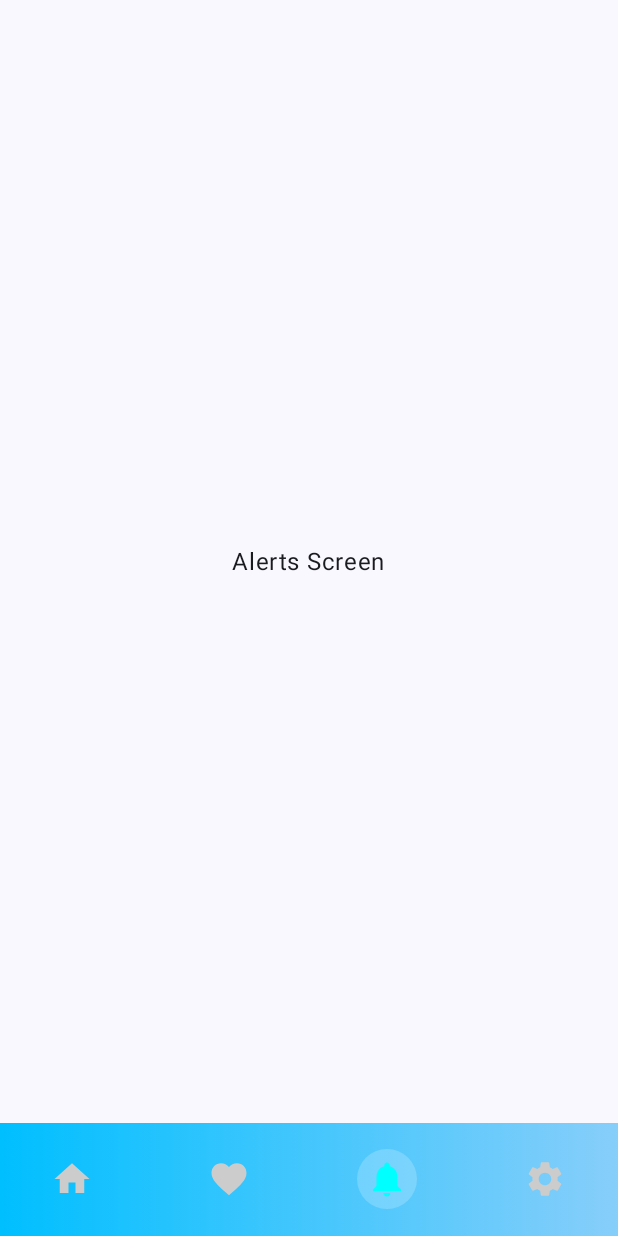
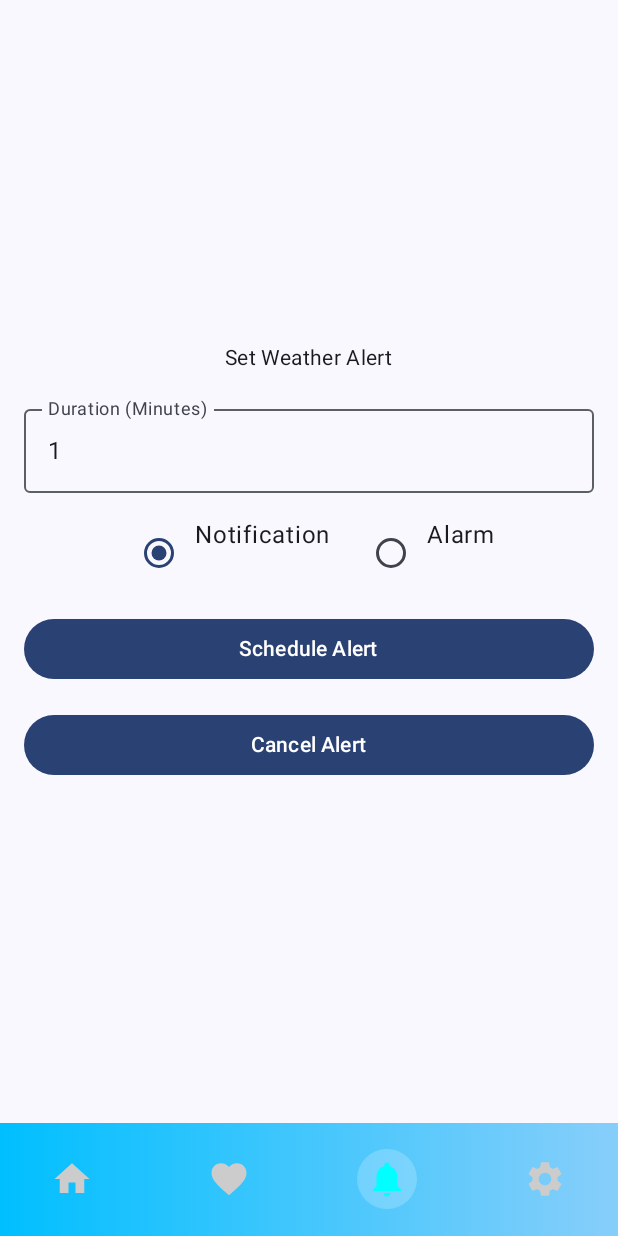
Before and after one commit to Youssef-Abdelkader/WeatherForcast, an Android app built with Jetpack Compose: the WeatherAlertScreen screen opened through its navigation route, on a phone screen of 412 x 824 dp. Run offline under Robolectric (Android 15) with nearby library versions, the phone set to English and light mode, and no system bars; our stand-ins replace Room's generated code, livedata-compose.

Commit message:
start alert

```diff
--- a/app/src/main/java/com/youssef/weatherforcast/MainActivity.kt
+++ b/app/src/main/java/com/youssef/weatherforcast/MainActivity.kt
@@ -1,16 +1,19 @@
 package com.youssef.weatherforcast
-
 import SettingsViewModel
 import SettingsViewModelFactory
 import android.Manifest
+import android.app.AlarmManager
 import android.content.Context
+import android.content.Intent
 import android.content.pm.PackageManager
 import android.location.Location
 import android.location.LocationListener
 import android.location.LocationManager
 import android.net.ConnectivityManager
 import android.net.Network
+import android.os.Build
 import android.os.Bundle
+import android.provider.Settings
 import android.util.Log
 import androidx.activity.ComponentActivity
 import androidx.activity.compose.setContent
@@ -85,6 +88,16 @@ class MainActivity : ComponentActivity() {
     override fun onCreate(savedInstanceState: Bundle?) {
         super.onCreate(savedInstanceState)
         enableEdgeToEdge()
+        if (Build.VERSION.SDK_INT >= Build.VERSION_CODES.S) {
+            val alarmManager = getSystemService(Context.ALARM_SERVICE) as AlarmManager
+            if (!alarmManager.canScheduleExactAlarms()) {
+                val intent = Intent(Settings.ACTION_REQUEST_SCHEDULE_EXACT_ALARM)
+                startActivity(intent) // يفتح إعدادات التطبيق للسماح بالجدولة الدقيقة
+            }
+        }
+
+
+
 
         // Initialize dependencies
         val apiService = RetrofitHelper.service
@@ -98,7 +111,6 @@ class MainActivity : ComponentActivity() {
         Log.d("MainActivity", "Language: $lang")
         applyLanguage(repo.getLanguageCode(lang))
 
-        // Initialize ViewModels
         homeViewModel = ViewModelProvider(this, WeatherFactory(repo))[HomeViewModel::class.java]
         favoriteViewModel = ViewModelProvider(this, FavoriteFactory(repo))[FavoriteViewModel::class.java]
         settingsViewModel = ViewModelProvider(this, SettingsViewModelFactory(repo))[SettingsViewModel::class.java]
@@ -136,7 +148,6 @@ class MainActivity : ComponentActivity() {
                             .padding(innerPadding)
                             .fillMaxSize()
                     ) {
-                        // Main app content
                         AppNavHost(
                             navController,
                             repo,
@@ -145,7 +156,6 @@ class MainActivity : ComponentActivity() {
                             settingsViewModel
                         )
 
-                        // Network error overlay (only on specific screens)
                         if (!isConnectedState && isUnavailableScreen(currentRoute)) {
                             Surface(
                                 color = MaterialTheme.colorScheme.background.copy(alpha = 0.9f),
--- a/app/src/main/java/com/youssef/weatherforcast/Navigation/NavHost.kt
+++ b/app/src/main/java/com/youssef/weatherforcast/Navigation/NavHost.kt
@@ -13,6 +13,7 @@ import com.youssef.weatherforcast.Home.HomeScreen
 import com.youssef.weatherforcast.Home.HomeViewModel
 import com.youssef.weatherforcast.Model.Repo
 import com.youssef.weatherforcast.Setting.SettingsScreen
+import com.youssef.weatherforcast.ui.screens.WeatherAlertScreen
 
 @Composable
 fun AppNavHost(
@@ -36,7 +37,7 @@ fun AppNavHost(
                 navController.navigate("detailed_screen/$cityName/$lat/$lon")
             }
         }
-        composable(Screen.Alerts.route) { AlertsScreen() }
+        composable(Screen.Alerts.route) { WeatherAlertScreen() }
 
         // Fixed composable definition (no parameter duplication)
         composable(Screen.Detailed.route) { backStackEntry ->
--- a/app/src/main/java/com/youssef/weatherforcast/Navigation/Screens.kt
+++ b/app/src/main/java/com/youssef/weatherforcast/Navigation/Screens.kt
@@ -13,9 +13,9 @@ import androidx.compose.ui.unit.dp
 //
 //@Composable
 //fun FavouriteScreen() { CenteredScreen("Favourite Screen") }
-
-@Composable
-fun AlertsScreen() { CenteredScreen("Alerts Screen") }
+//
+//@Composable
+//fun AlertsScreen() { CenteredScreen("Alerts Screen") }
 
 //@Composable
 //fun SettingsScreen() { CenteredScreen("Settings Screen") }
--- /dev/null
+++ b/app/src/main/java/com/youssef/weatherforcast/WeatherAlert/WeatherAlertViewModel.kt
@@ -0,0 +1,36 @@
+package com.youssef.weatherforcast.WeatherAlert
+
+import android.content.Context
+import androidx.lifecycle.ViewModel
+import androidx.lifecycle.ViewModelProvider
+
+// 2. ViewModel
+class WeatherAlertsViewModel(
+    private val context: Context
+) : ViewModel() {
+    private val alarmScheduler = AlarmScheduler(context)
+    var currentAlertId = 0
+
+    fun scheduleAlert(durationMillis: Long, alertType: AlertType) {
+        val alert = WeatherAlert(
+            id = ++currentAlertId,
+            durationMillis = durationMillis,
+            alertType = alertType
+        )
+        alarmScheduler.schedule(alert)
+    }
+
+    fun cancelAlert(alertId: Int) {
+        alarmScheduler.cancel(alertId)
+    }
+}
+
+class WeatherAlertsViewModelFactory(private val context: Context) : ViewModelProvider.Factory {
+    override fun <T : ViewModel> create(modelClass: Class<T>): T {
+        if (modelClass.isAssignableFrom(WeatherAlertsViewModel::class.java)) {
+            @Suppress("UNCHECKED_CAST")
+            return WeatherAlertsViewModel(context) as T
+        }
+        throw IllegalArgumentException("Unknown ViewModel class")
+    }
+}
--- /dev/null
+++ b/app/src/main/java/com/youssef/weatherforcast/WeatherAlert/WeatherAlertsScreen.kt
@@ -0,0 +1,96 @@
+package com.youssef.weatherforcast.ui.screens
+
+import android.widget.Toast
+import androidx.compose.foundation.layout.*
+import androidx.compose.material.*
+import androidx.compose.material3.Button
+import androidx.compose.material3.ButtonDefaults
+import androidx.compose.material3.MaterialTheme
+import androidx.compose.material3.OutlinedTextField
+import androidx.compose.material3.RadioButton
+import androidx.compose.material3.Text
+import androidx.compose.runtime.*
+import androidx.compose.ui.Alignment
+import androidx.compose.ui.Modifier
+import androidx.compose.ui.platform.LocalContext
+import androidx.compose.ui.unit.dp
+import androidx.lifecycle.ViewModelProvider
+import androidx.lifecycle.viewmodel.compose.viewModel
+import com.youssef.weatherforcast.WeatherAlert.*
+
+@Composable
+fun WeatherAlertScreen() {
+    val context = LocalContext.current
+    val viewModelFactory = WeatherAlertsViewModelFactory(context)
+    val viewModel: WeatherAlertsViewModel = viewModel(factory = viewModelFactory)
+
+    var selectedDuration by remember { mutableStateOf(60000L) } // 1 دقيقة
+    var selectedAlertType by remember { mutableStateOf(AlertType.NOTIFICATION) }
+
+    Column(
+        modifier = Modifier
+            .fillMaxSize()
+            .padding(16.dp),
+        horizontalAlignment = Alignment.CenterHorizontally,
+        verticalArrangement = Arrangement.Center
+    ) {
+        Text(text = "Set Weather Alert", style = MaterialTheme.typography.bodyMedium)
+
+        Spacer(modifier = Modifier.height(16.dp))
+
+        // اختيار مدة التنبيه
+        OutlinedTextField(
+            value = (selectedDuration / 60000).toString(),
+            onValueChange = { input ->
+                selectedDuration = input.toLongOrNull()?.times(60000) ?: selectedDuration
+            },
+            label = { Text("Duration (Minutes)") },
+            modifier = Modifier.fillMaxWidth()
+        )
+
+        Spacer(modifier = Modifier.height(16.dp))
+
+        // اختيار نوع التنبيه
+        Row {
+            RadioButton(
+                selected = selectedAlertType == AlertType.NOTIFICATION,
+                onClick = { selectedAlertType = AlertType.NOTIFICATION }
+            )
+            Text("Notification")
+
+            Spacer(modifier = Modifier.width(16.dp))
+
+            RadioButton(
+                selected = selectedAlertType == AlertType.ALARM_SOUND,
+                onClick = { selectedAlertType = AlertType.ALARM_SOUND }
+            )
+            Text("Alarm")
+        }
+
+        Spacer(modifier = Modifier.height(16.dp))
+
+        // زر جدولة التنبيه
+        Button(
+            onClick = {
+                viewModel.scheduleAlert(selectedDuration, selectedAlertType)
+                Toast.makeText(context, "Alert Scheduled!", Toast.LENGTH_SHORT).show()
+            },
+            modifier = Modifier.fillMaxWidth()
+        ) {
+            Text("Schedule Alert")
+        }
+
+        Spacer(modifier = Modifier.height(16.dp))
+
+        Button(
+            onClick = {
+                viewModel.cancelAlert(viewModel.currentAlertId)
+                Toast.makeText(context, "Alert Canceled!", Toast.LENGTH_SHORT).show()
+            },
+            colors = ButtonDefaults.buttonColors(),
+            modifier = Modifier.fillMaxWidth()
+        ) {
+            Text("Cancel Alert")
+        }
+    }
+}
```
Also changed, not shown: app/src/main/AndroidManifest.xml (+21 -3 lines), app/src/main/java/com/youssef/weatherforcast/WeatherAlert/AlarmScheduler.kt (added, +51 -0 lines), app/src/main/java/com/youssef/weatherforcast/WeatherAlert/AlertReceiver.kt (added, +22 -0 lines), app/src/main/java/com/youssef/weatherforcast/WeatherAlert/NotificationService.kt (added, +81 -0 lines), app/src/main/java/com/youssef/weatherforcast/WeatherAlert/WeatherAlert.kt (added, +10 -0 lines), app/src/main/res/drawable/alert.png (added), app/src/main/res/drawable/stop.png (added).
